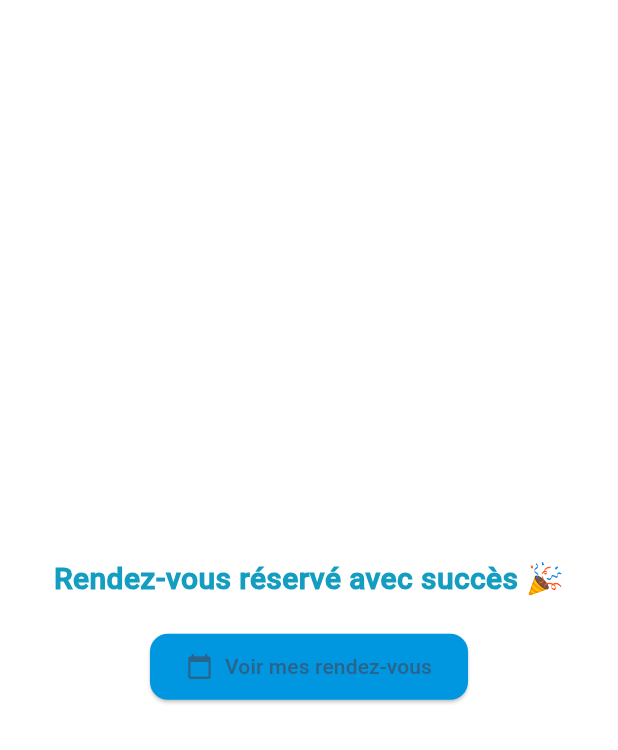
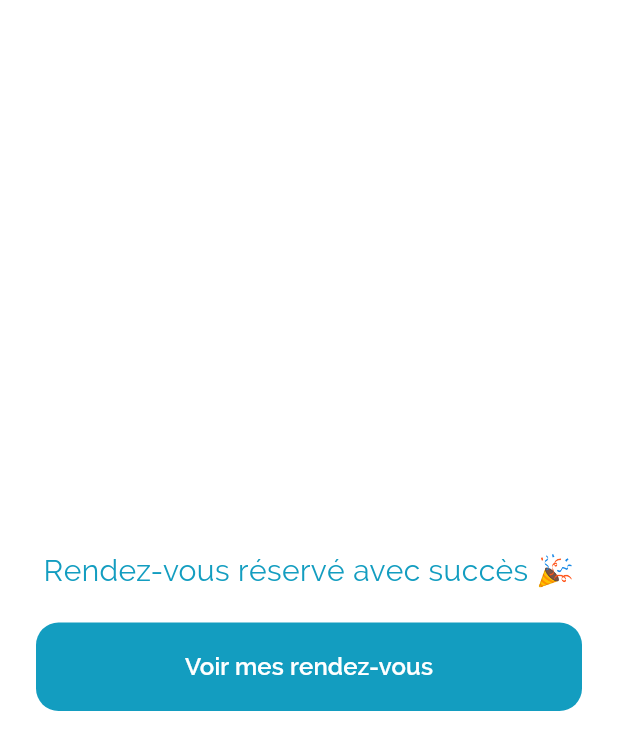
Before and after one commit to mahamani2001/pfee, a Flutter app: the AppointmentSuccessScreen screen opened by its route, on a phone screen of 412 x 824 dp. Shown: the top 750 px of the screen. Run offline on Flutter 3.47's test engine with Material 3 defaults, Android fonts, the phone set to English and light mode, and no system bars; our stand-ins replace another_flushbar, connectivity_plus, convert, dio, file_picker, firebase_core and 16 more; missing offline and left inert: cryptography, encrypt, flutter_sound, flutter_webrtc, tflite_flutter; accounts and stored records are empty.

Commit message:
update page appointement

```diff
--- a/lib/screens/apointment/AppointmentSuccessScreen.dart
+++ b/lib/screens/apointment/AppointmentSuccessScreen.dart
@@ -3,6 +3,8 @@ import 'package:flutter/material.dart';
 import 'package:lottie/lottie.dart';
 import 'package:mypsy_app/screens/layouts/main_screen.dart';
 import 'package:mypsy_app/shared/themes/app_colors.dart';
+import 'package:mypsy_app/shared/themes/app_theme.dart';
+import 'package:mypsy_app/shared/ui/buttons/button.dart';
 
 class AppointmentSuccessScreen extends StatefulWidget {
   const AppointmentSuccessScreen({super.key});
@@ -51,27 +53,22 @@ class _AppointmentSuccessScreenState extends State<AppointmentSuccessScreen> {
                 //Lottie.asset('assets/animations/success.json',
                 // width: 200, repeat: false),
                 const SizedBox(height: 32),
-                const Text(
+                Text(
                   'Rendez-vous réservé avec succès 🎉',
                   textAlign: TextAlign.center,
-                  style: TextStyle(
-                      fontSize: 20,
-                      fontWeight: FontWeight.bold,
-                      color: AppColors.mypsyDarkBlue),
+                  style: AppThemes.getTextStyle(
+                      clr: AppColors.mypsyDarkBlue, size: 20),
                 ),
                 const SizedBox(height: 20),
-                ElevatedButton.icon(
-                  onPressed: _navigateToAppointments,
-                  icon: const Icon(Icons.calendar_today),
-                  label: const Text('Voir mes rendez-vous'),
-                  style: ElevatedButton.styleFrom(
-                    backgroundColor: AppColors.mypsyPrimary,
-                    padding: const EdgeInsets.symmetric(
-                        horizontal: 24, vertical: 12),
-                    shape: RoundedRectangleBorder(
-                        borderRadius: BorderRadius.circular(12)),
-                  ),
+                mypsyButton(
+                  isFull: true,
+                  onPress: () {
+                    _navigateToAppointments;
+                  },
+                  bgColors: AppColors.mypsyDarkBlue,
+                  text: "Voir mes rendez-vous",
                 ),
+
                 const SizedBox(height: 16),
               ],
             ),
--- a/lib/screens/home/doctor_info.dart
+++ b/lib/screens/home/doctor_info.dart
@@ -145,7 +145,7 @@ class DoctorDetailScreen extends StatelessWidget {
       )),
       bottomNavigationBar: Padding(
         padding:
-            const EdgeInsets.fromLTRB(50, 0, 24, 24), // ⬅ remonte le bouton
+            const EdgeInsets.fromLTRB(24, 10, 24, 24), // ⬅ remonte le bouton
         child: mypsyButton(
           isFull: true,
           onPress: () {
```
Also changed, not shown: lib/screens/calendar/calednar_info.dart (+10 -8 lines).
